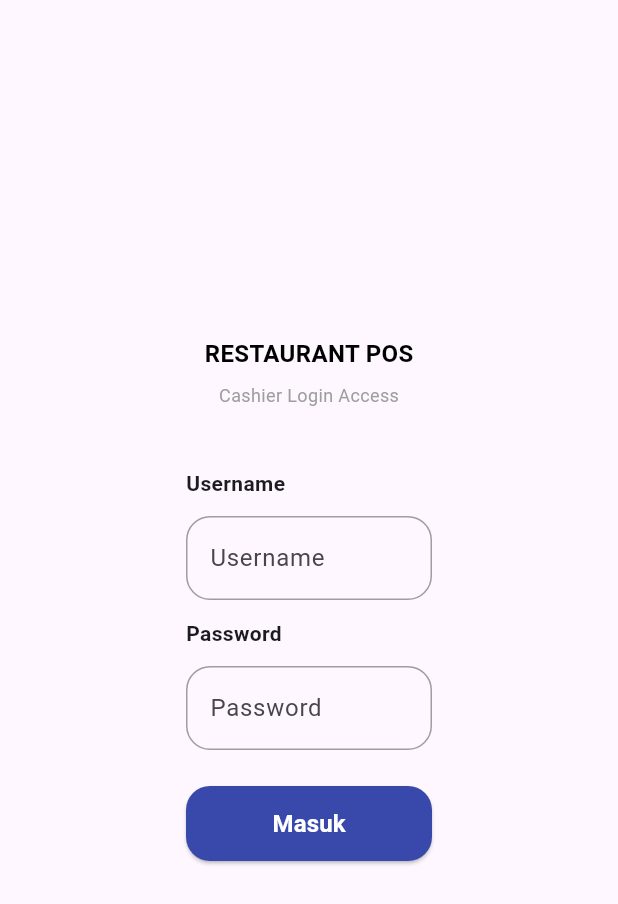
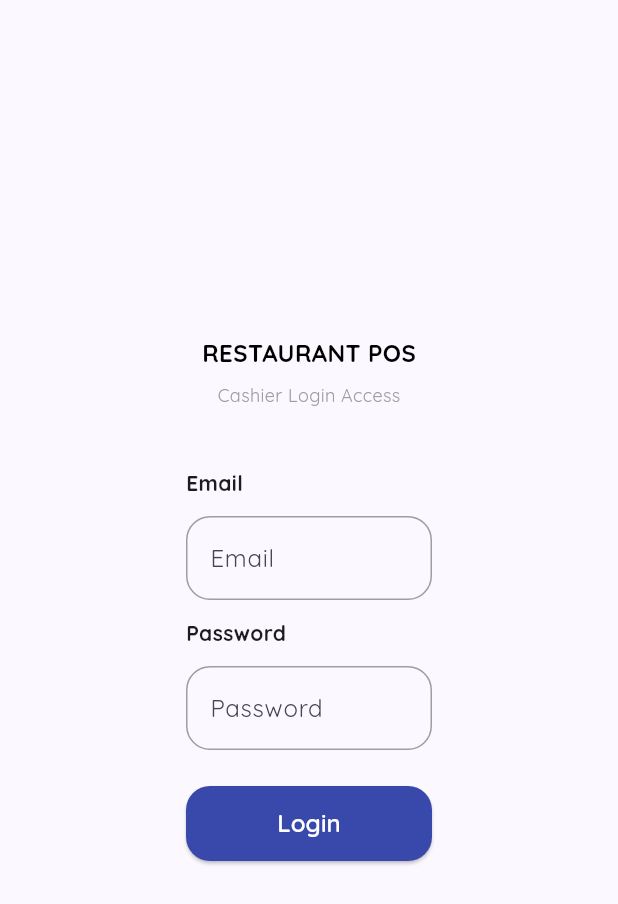
Before and after one commit to Brianvikonura/Point-of-Sale-Flutter, a Flutter app: the screen it shows after launch, on a phone screen of 412 x 824 dp. Shown: the top 904 px of the screen. Run offline on Flutter 3.47's test engine with Material 3 defaults, Android fonts, the phone set to English and light mode, and no system bars; our stand-ins replace bloc, dartz, flutter_bloc, flutter_svg, freezed_annotation, google_fonts and 1 more.

Commit message:
feat: Integrate login API

```diff
--- /dev/null
+++ b/lib/data/datasources/auth_remote_datasource.dart
@@ -0,0 +1,24 @@
+import 'package:http/http.dart' as http;
+import 'package:dartz/dartz.dart';
+import 'package:point_of_sale_flutter/core/constants/variables.dart';
+import '../models/response/auth_response_model.dart';
+
+class AuthRemoteDatasource {
+  Future<Either<String, AuthResponseModel>> login(
+      String email, String password) async {
+    final url = Uri.parse('${Variables.baseUrl}/api/login');
+    final response = await http.post(
+      url,
+      body: {
+        'email': email,
+        'password': password,
+      },
+    );
+
+    if (response.statusCode == 200) {
+      return Right(AuthResponseModel.fromJson(response.body));
+    } else {
+      return const Left('Failed to Login');
+    }
+  }
+}
--- /dev/null
+++ b/lib/data/models/response/auth_response_model.dart
@@ -0,0 +1,93 @@
+import 'dart:convert';
+
+class AuthResponseModel {
+  final String? status;
+  final String? token;
+  final User? user;
+
+  AuthResponseModel({
+    this.status,
+    this.token,
+    this.user,
+  });
+
+  factory AuthResponseModel.fromJson(String str) =>
+      AuthResponseModel.fromMap(json.decode(str));
+
+  String toJson() => json.encode(toMap());
+
+  factory AuthResponseModel.fromMap(Map<String, dynamic> json) =>
+      AuthResponseModel(
+        status: json["status"],
+        token: json["token"],
+        user: json["user"] == null ? null : User.fromMap(json["user"]),
+      );
+
+  Map<String, dynamic> toMap() => {
+        "status": status,
+        "token": token,
+        "user": user?.toMap(),
+      };
+}
+
+class User {
+  final int? id;
+  final String? name;
+  final String? email;
+  final DateTime? emailVerifiedAt;
+  final dynamic twoFactorSecret;
+  final dynamic twoFactorRecoveryCodes;
+  final dynamic twoFactorConfirmedAt;
+  final DateTime? createdAt;
+  final DateTime? updatedAt;
+  final String? role;
+
+  User({
+    this.id,
+    this.name,
+    this.email,
+    this.emailVerifiedAt,
+    this.twoFactorSecret,
+    this.twoFactorRecoveryCodes,
+    this.twoFactorConfirmedAt,
+    this.createdAt,
+    this.updatedAt,
+    this.role,
+  });
+
+  factory User.fromJson(String str) => User.fromMap(json.decode(str));
+
+  String toJson() => json.encode(toMap());
+
+  factory User.fromMap(Map<String, dynamic> json) => User(
+        id: json["id"],
+        name: json["name"],
+        email: json["email"],
+        emailVerifiedAt: json["email_verified_at"] == null
+            ? null
+            : DateTime.parse(json["email_verified_at"]),
+        twoFactorSecret: json["two_factor_secret"],
+        twoFactorRecoveryCodes: json["two_factor_recovery_codes"],
+        twoFactorConfirmedAt: json["two_factor_confirmed_at"],
+        createdAt: json["created_at"] == null
+            ? null
+            : DateTime.parse(json["created_at"]),
+        updatedAt: json["updated_at"] == null
+            ? null
+            : DateTime.parse(json["updated_at"]),
+        role: json["role"],
+      );
+
+  Map<String, dynamic> toMap() => {
+        "id": id,
+        "name": name,
+        "email": email,
+        "email_verified_at": emailVerifiedAt?.toIso8601String(),
+        "two_factor_secret": twoFactorSecret,
+        "two_factor_recovery_codes": twoFactorRecoveryCodes,
+        "two_factor_confirmed_at": twoFactorConfirmedAt,
+        "created_at": createdAt?.toIso8601String(),
+        "updated_at": updatedAt?.toIso8601String(),
+        "role": role,
+      };
+}
--- a/lib/main.dart
+++ b/lib/main.dart
@@ -1,5 +1,11 @@
 import 'package:flutter/material.dart';
+import 'package:google_fonts/google_fonts.dart';
+import 'package:point_of_sale_flutter/data/datasources/auth_remote_datasource.dart';
 import 'package:point_of_sale_flutter/presentation/auth/login_page.dart';
+
+import 'core/constants/colors.dart';
+import 'presentation/auth/bloc/login/login_bloc.dart';
+import 'package:flutter_bloc/flutter_bloc.dart';
 
 void main() {
   runApp(const MyApp());
@@ -11,28 +17,31 @@ class MyApp extends StatelessWidget {
   // This widget is the root of your application.
   @override
   Widget build(BuildContext context) {
-    return MaterialApp(
-      title: 'Flutter Demo',
-      theme: ThemeData(
-        // This is the theme of your application.
-        //
-        // TRY THIS: Try running your application with "flutter run". You'll see
-        // the application has a purple toolbar. Then, without quitting the app,
-        // try changing the seedColor in the colorScheme below to Colors.green
-        // and then invoke "hot reload" (save your changes or press the "hot
-        // reload" button in a Flutter-supported IDE, or press "r" if you used
-        // the command line to start the app).
-        //
-        // Notice that the counter didn't reset back to zero; the application
-        // state is not lost during the reload. To reset the state, use hot
-        // restart instead.
-        //
-        // This works for code too, not just values: Most code changes can be
-        // tested with just a hot reload.
-        colorScheme: ColorScheme.fromSeed(seedColor: Colors.deepPurple),
-        useMaterial3: true,
+    return BlocProvider(
+      create: (context) => LoginBloc(AuthRemoteDatasource()),
+      child: MaterialApp(
+        title: 'Restaurant POS',
+        theme: ThemeData(
+          colorScheme: ColorScheme.fromSeed(seedColor: AppColors.primary),
+          useMaterial3: true,
+          textTheme: GoogleFonts.quicksandTextTheme(
+            Theme.of(context).textTheme,
+          ),
+          appBarTheme: AppBarTheme(
+            color: AppColors.white,
+            elevation: 0,
+            titleTextStyle: GoogleFonts.quicksand(
+              color: AppColors.primary,
+              fontSize: 16.0,
+              fontWeight: FontWeight.w500,
+            ),
+            iconTheme: const IconThemeData(
+              color: AppColors.primary,
+            ),
+          ),
+        ),
+        home: const LoginPage(),
       ),
-      home: const LoginPage(),
     );
   }
 }
--- /dev/null
+++ b/lib/presentation/auth/bloc/login/login_bloc.dart
@@ -0,0 +1,28 @@
+import 'package:bloc/bloc.dart';
+import 'package:freezed_annotation/freezed_annotation.dart';
+import 'package:point_of_sale_flutter/data/models/response/auth_response_model.dart';
+import 'package:point_of_sale_flutter/data/datasources/auth_remote_datasource.dart';
+
+part 'login_event.dart';
+part 'login_state.dart';
+part 'login_bloc.freezed.dart';
+
+class LoginBloc extends Bloc<LoginEvent, LoginState> {
+  final AuthRemoteDatasource authRemoteDatasource;
+  LoginBloc(
+    this.authRemoteDatasource,
+  ) : super(const _Initial()) {
+    on<_Login>((event, emit) async {
+      emit(const _Loading());
+      await Future.delayed(const Duration(seconds: 3));
+      final result = await authRemoteDatasource.login(
+        event.email,
+        event.password,
+      );
+      result.fold(
+        (error) => emit(_Error(error)),
+        (success) => emit(_Success(success)),
+      );
+    });
+  }
+}
--- /dev/null
+++ b/lib/presentation/auth/bloc/login/login_event.dart
@@ -0,0 +1,10 @@
+part of 'login_bloc.dart';
+
+@freezed
+class LoginEvent with _$LoginEvent {
+  const factory LoginEvent.started() = _Started;
+  const factory LoginEvent.login({
+    required String email,
+    required String password,
+  }) = _Login;
+}
--- /dev/null
+++ b/lib/presentation/auth/bloc/login/login_state.dart
@@ -0,0 +1,9 @@
+part of 'login_bloc.dart';
+
+@freezed
+class LoginState with _$LoginState {
+  const factory LoginState.initial() = _Initial;
+  const factory LoginState.loading() = _Loading;
+  const factory LoginState.success(AuthResponseModel authResponseModel) = _Success;
+  const factory LoginState.error(String message) = _Error;
+}
--- a/lib/presentation/auth/login_page.dart
+++ b/lib/presentation/auth/login_page.dart
@@ -1,5 +1,7 @@
 import 'package:flutter/material.dart';
+import 'package:flutter_bloc/flutter_bloc.dart';
 import 'package:flutter_svg/flutter_svg.dart';
+import 'package:point_of_sale_flutter/data/models/response/auth_response_model.dart';
 import 'package:point_of_sale_flutter/presentation/home/dashboard_page.dart';
 
 import '../../core/assets/assets.gen.dart';
@@ -7,6 +9,7 @@ import '../../core/components/buttons.dart';
 import '../../core/components/custom_text_field.dart';
 import '../../core/components/spaces.dart';
 import '../../core/constants/colors.dart';
+import 'bloc/login/login_bloc.dart';
 
 class LoginPage extends StatefulWidget {
   const LoginPage({super.key});
@@ -16,12 +19,12 @@ class LoginPage extends StatefulWidget {
 }
 
 class _LoginPageState extends State<LoginPage> {
-  final usernameController = TextEditingController();
+  final emailController = TextEditingController();
   final passwordController = TextEditingController();
 
   @override
   void dispose() {
-    usernameController.dispose();
+    emailController.dispose();
     passwordController.dispose();
     super.dispose();
   }
@@ -65,8 +68,8 @@ class _LoginPageState extends State<LoginPage> {
           ),
           const SpaceHeight(40.0),
           CustomTextField(
-            controller: usernameController,
-            label: 'Username',
+            controller: emailController,
+            label: 'Email',
           ),
           const SpaceHeight(12.0),
           CustomTextField(
@@ -75,16 +78,49 @@ class _LoginPageState extends State<LoginPage> {
             obscureText: true,
           ),
           const SpaceHeight(24.0),
-          Button.filled(
-            onPressed: () {
-              Navigator.pushReplacement(
-                context,
-                MaterialPageRoute(
-                  builder: (context) => const DashboardPage(),
-                ),
+          BlocListener<LoginBloc, LoginState>(
+            listener: (context, state) {
+              state.maybeWhen(
+                orElse: () {},
+                success: (AuthResponseModel) {
+                  Navigator.pushReplacement(
+                    context,
+                    MaterialPageRoute(
+                      builder: (context) => const DashboardPage(),
+                    ),
+                  );
+                },
+                error: (message) {
+                  ScaffoldMessenger.of(context).showSnackBar(
+                    SnackBar(
+                      content: Text(message),
+                      backgroundColor: AppColors.red,
+                    ),
+                  );
+                },
               );
             },
-            label: 'Masuk',
+            child: BlocBuilder<LoginBloc, LoginState>(
+              builder: (context, state) {
+                return state.maybeWhen(orElse: () {
+                  return Button.filled(
+                    onPressed: () {
+                      context.read<LoginBloc>().add(
+                            LoginEvent.login(
+                              email: emailController.text,
+                              password: passwordController.text,
+                            ),
+                          );
+                    },
+                    label: 'Login',
+                  );
+                }, loading: () {
+                  return const Center(
+                    child: CircularProgressIndicator(),
+                  );
+                });
+              },
+            ),
           ),
         ],
       ),
```
Also changed, not shown: pubspec.yaml (+4 -6 lines), lib/presentation/auth/bloc/login/login_bloc.freezed.dart (added), pubspec.lock, 2 other files.
